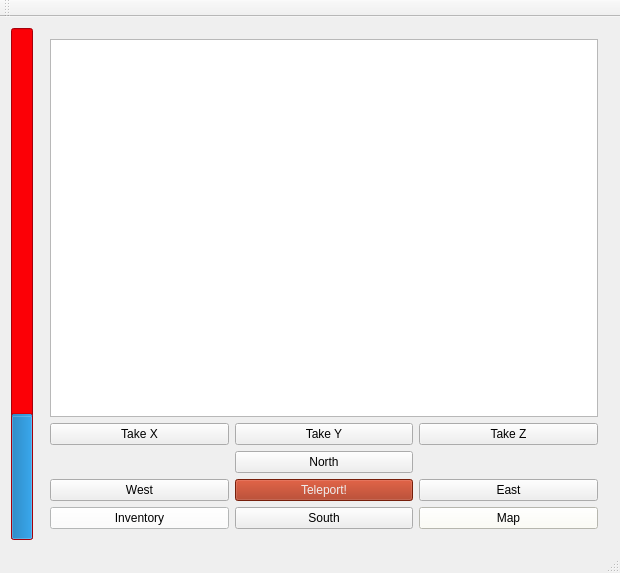
The window that zork.ui (NiallDillane/CS4076-Event-Driven-Programming) describes before a commit, drawn with Qt 5.
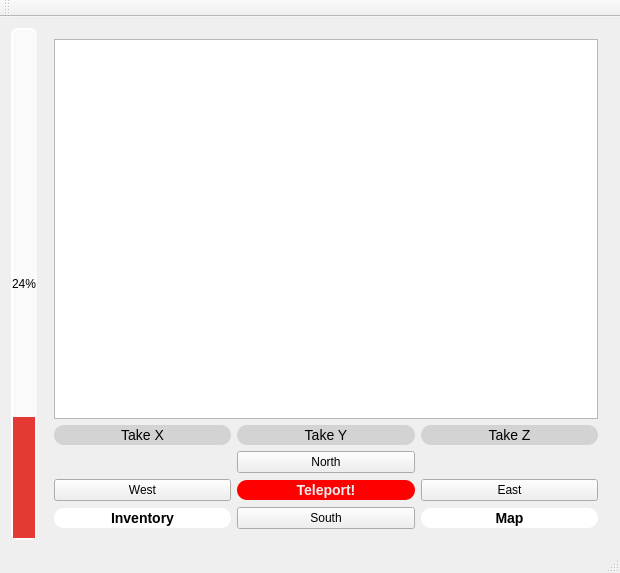
The same window after the commit.

Commit message: UI tweaks, week09 mostly complete

What changed in the file:
```diff
--- a/zork.ui
+++ b/zork.ui
@@ -17,6 +17,12 @@
    <layout class="QHBoxLayout" name="horizontalLayout">
     <item>
      <widget class="QProgressBar" name="healthBar">
+      <property name="minimumSize">
+       <size>
+        <width>0</width>
+        <height>0</height>
+       </size>
+      </property>
       <property name="palette">
        <palette>
         <active>
@@ -32,9 +38,9 @@
          <colorrole role="Button">
           <brush brushstyle="SolidPattern">
            <color alpha="255">
-            <red>233</red>
-            <green>0</green>
-            <blue>15</blue>
+            <red>250</red>
+            <green>250</green>
+            <blue>250</blue>
            </color>
           </brush>
          </colorrole>
@@ -104,18 +110,18 @@
          <colorrole role="Base">
           <brush brushstyle="SolidPattern">
            <color alpha="255">
-            <red>252</red>
-            <green>0</green>
-            <blue>6</blue>
+            <red>250</red>
+            <green>250</green>
+            <blue>250</blue>
            </color>
           </brush>
          </colorrole>
          <colorrole role="Window">
           <brush brushstyle="SolidPattern">
            <color alpha="255">
-            <red>233</red>
-            <green>0</green>
-            <blue>15</blue>
+            <red>250</red>
+            <green>250</green>
+            <blue>250</blue>
            </color>
           </brush>
          </colorrole>
@@ -178,9 +184,9 @@
          <colorrole role="Button">
           <brush brushstyle="SolidPattern">
            <color alpha="255">
-            <red>233</red>
-            <green>0</green>
-            <blue>15</blue>
+            <red>250</red>
+            <green>250</green>
+            <blue>250</blue>
            </color>
           </brush>
          </colorrole>
@@ -250,18 +256,18 @@
          <colorrole role="Base">
           <brush brushstyle="SolidPattern">
            <color alpha="255">
-            <red>252</red>
-            <green>0</green>
-            <blue>6</blue>
+            <red>250</red>
+            <green>250</green>
+            <blue>250</blue>
            </color>
           </brush>
          </colorrole>
          <colorrole role="Window">
           <brush brushstyle="SolidPattern">
            <color alpha="255">
-            <red>233</red>
-            <green>0</green>
-            <blue>15</blue>
+            <red>250</red>
+            <green>250</green>
+            <blue>250</blue>
            </color>
           </brush>
          </colorrole>
@@ -315,18 +321,18 @@
          <colorrole role="WindowText">
           <brush brushstyle="SolidPattern">
            <color alpha="255">
-            <red>116</red>
+            <red>0</red>
             <green>0</green>
-            <blue>7</blue>
+            <blue>0</blue>
            </color>
           </brush>
          </colorrole>
          <colorrole role="Button">
           <brush brushstyle="SolidPattern">
            <color alpha="255">
-            <red>233</red>
-            <green>0</green>
-            <blue>15</blue>
+            <red>250</red>
+            <green>250</green>
+            <blue>250</blue>
            </color>
           </brush>
          </colorrole>
@@ -369,9 +375,9 @@
          <colorrole role="Text">
           <brush brushstyle="SolidPattern">
            <color alpha="255">
-            <red>116</red>
+            <red>0</red>
             <green>0</green>
-            <blue>7</blue>
+            <blue>0</blue>
            </color>
           </brush>
          </colorrole>
@@ -387,27 +393,27 @@
          <colorrole role="ButtonText">
           <brush brushstyle="SolidPattern">
            <color alpha="255">
-            <red>116</red>
+            <red>0</red>
             <green>0</green>
-            <blue>7</blue>
+            <blue>0</blue>
            </color>
           </brush>
          </colorrole>
          <colorrole role="Base">
           <brush brushstyle="SolidPattern">
            <color alpha="255">
-            <red>233</red>
-            <green>0</green>
-            <blue>15</blue>
+            <red>250</red>
+            <green>250</green>
+            <blue>250</blue>
            </color>
           </brush>
          </colorrole>
          <colorrole role="Window">
           <brush brushstyle="SolidPattern">
            <color alpha="255">
-            <red>233</red>
-            <green>0</green>
-            <blue>15</blue>
+            <red>250</red>
+            <green>250</green>
+            <blue>250</blue>
            </color>
           </brush>
          </colorrole>
@@ -459,6 +465,21 @@
         </disabled>
        </palette>
       </property>
+      <property name="styleSheet">
+       <string notr="true">QProgressBar {
+                           background-color: #FAFAFA;
+                           color: #000;
+                           border-style: outset;
+                           border-width: 2px;
+                           border-color: #FAFAFA;
+                           border-radius: 7px;
+						text-align: center;
+}
+
+QProgressBar::chunk { 
+                           background-color: #E53935; 
+}</string>
+      </property>
       <property name="value">
        <number>24</number>
       </property>
@@ -489,7 +510,7 @@
               <color alpha="255">
                <red>255</red>
                <green>255</green>
-               <blue>244</blue>
+               <blue>255</blue>
               </color>
              </brush>
             </colorrole>
@@ -570,7 +591,7 @@
               <color alpha="255">
                <red>255</red>
                <green>255</green>
-               <blue>244</blue>
+               <blue>255</blue>
               </color>
              </brush>
             </colorrole>
@@ -635,7 +656,7 @@
               <color alpha="255">
                <red>255</red>
                <green>255</green>
-               <blue>244</blue>
+               <blue>255</blue>
               </color>
              </brush>
             </colorrole>
@@ -716,7 +737,7 @@
               <color alpha="255">
                <red>255</red>
                <green>255</green>
-               <blue>244</blue>
+               <blue>255</blue>
               </color>
              </brush>
             </colorrole>
@@ -781,7 +802,7 @@
               <color alpha="255">
                <red>255</red>
                <green>255</green>
-               <blue>244</blue>
+               <blue>255</blue>
               </color>
              </brush>
             </colorrole>
@@ -853,7 +874,7 @@
               <color alpha="255">
                <red>255</red>
                <green>255</green>
-               <blue>244</blue>
+               <blue>255</blue>
               </color>
              </brush>
             </colorrole>
@@ -862,7 +883,7 @@
               <color alpha="255">
                <red>255</red>
                <green>255</green>
-               <blue>244</blue>
+               <blue>255</blue>
               </color>
              </brush>
             </colorrole>
@@ -918,7 +939,11 @@
           <cursorShape>PointingHandCursor</cursorShape>
          </property>
          <property name="styleSheet">
-          <string notr="true"/>
+          <string notr="true">background-color: white;
+    border-radius: 10px;
+    font: bold 14px;
+    min-width: 10em;
+    padding: 2px;</string>
          </property>
          <property name="text">
           <string>Map</string>
@@ -942,9 +967,9 @@
             <colorrole role="Button">
              <brush brushstyle="SolidPattern">
               <color alpha="255">
-               <red>165</red>
-               <green>43</green>
-               <blue>15</blue>
+               <red>255</red>
+               <green>0</green>
+               <blue>0</blue>
               </color>
              </brush>
             </colorrole>
@@ -1015,17 +1040,17 @@
              <brush brushstyle="SolidPattern">
               <color alpha="255">
                <red>255</red>
-               <green>255</green>
-               <blue>255</blue>
+               <green>0</green>
+               <blue>0</blue>
               </color>
              </brush>
             </colorrole>
             <colorrole role="Window">
              <brush brushstyle="SolidPattern">
               <color alpha="255">
-               <red>165</red>
-               <green>43</green>
-               <blue>15</blue>
+               <red>255</red>
+               <green>0</green>
+               <blue>0</blue>
               </color>
              </brush>
             </colorrole>
@@ -1088,9 +1113,9 @@
             <colorrole role="Button">
              <brush brushstyle="SolidPattern">
               <color alpha="255">
-               <red>165</red>
-               <green>43</green>
-               <blue>15</blue>
+               <red>255</red>
+               <green>0</green>
+               <blue>0</blue>
               </color>
              </brush>
             </colorrole>
@@ -1161,17 +1186,17 @@
              <brush brushstyle="SolidPattern">
               <color alpha="255">
                <red>255</red>
-               <green>255</green>
-               <blue>255</blue>
+               <green>0</green>
+               <blue>0</blue>
               </color>
              </brush>
             </colorrole>
             <colorrole role="Window">
              <brush brushstyle="SolidPattern">
               <color alpha="255">
-               <red>165</red>
-               <green>43</green>
-               <blue>15</blue>
+               <red>255</red>
+               <green>0</green>
+               <blue>0</blue>
               </color>
              </brush>
             </colorrole>
@@ -1234,9 +1259,9 @@
             <colorrole role="Button">
              <brush brushstyle="SolidPattern">
               <color alpha="255">
-               <red>165</red>
-               <green>43</green>
-               <blue>15</blue>
+               <red>255</red>
+               <green>0</green>
+               <blue>0</blue>
               </color>
              </brush>
             </colorrole>
@@ -1306,18 +1331,18 @@
             <colorrole role="Base">
              <brush brushstyle="SolidPattern">
               <color alpha="255">
-               <red>165</red>
-               <green>43</green>
-               <blue>15</blue>
+               <red>255</red>
+               <green>0</green>
+               <blue>0</blue>
               </color>
              </brush>
             </colorrole>
             <colorrole role="Window">
              <brush brushstyle="SolidPattern">
               <color alpha="255">
-               <red>165</red>
-               <green>43</green>
-               <blue>15</blue>
+               <red>255</red>
+               <green>0</green>
+               <blue>0</blue>
               </color>
              </brush>
             </colorrole>
@@ -1372,6 +1397,13 @@
          <property name="cursor">
           <cursorShape>PointingHandCursor</cursorShape>
          </property>
+         <property name="styleSheet">
+          <string notr="true">background-color: red;
+    border-radius: 10px;
+    font: bold 14px;
+    min-width: 10em;
+    padding: 2px;</string>
+         </property>
          <property name="text">
           <string>Teleport!</string>
          </property>
@@ -1382,6 +1414,17 @@
          <property name="enabled">
           <bool>true</bool>
          </property>
+         <property name="cursor">
+          <cursorShape>PointingHandCursor</cursorShape>
+         </property>
+         <property name="styleSheet">
+          <string notr="true">background-color: lightgrey;
+color:  black;
+    border-radius: 10px;
+    font: 14px;
+    min-width: 10em;
+    padding: 2px;</string>
+         </property>
          <property name="text">
           <string>Take X</string>
          </property>
@@ -1412,6 +1455,17 @@
          <property name="enabled">
           <bool>true</bool>
          </property>
+         <property name="cursor">
+          <cursorShape>PointingHandCursor</cursorShape>
+         </property>
+         <property name="styleSheet">
+          <string notr="true">background-color: lightgrey;
+color:  black;
+    border-radius: 10px;
+    font: 14px;
+    min-width: 10em;
+    padding: 2px;</string>
+         </property>
          <property name="text">
           <string>Take Z</string>
          </property>
@@ -1422,6 +1476,17 @@
          <property name="enabled">
           <bool>true</bool>
          </property>
+         <property name="cursor">
+          <cursorShape>PointingHandCursor</cursorShape>
+         </property>
+         <property name="styleSheet">
+          <string notr="true">background-color: lightgrey;
+color:  black;
+    border-radius: 10px;
+    font: 14px;
+    min-width: 10em;
+    padding: 2px;</string>
+         </property>
          <property name="text">
           <string>Take Y</string>
          </property>
@@ -1464,7 +1529,7 @@
             <colorrole role="Button">
              <brush brushstyle="SolidPattern">
               <color alpha="255">
-               <red>252</red>
+               <red>255</red>
                <green>255</green>
                <blue>255</blue>
               </color>
@@ -1545,7 +1610,7 @@
             <colorrole role="Window">
              <brush brushstyle="SolidPattern">
               <color alpha="255">
-               <red>252</red>
+               <red>255</red>
                <green>255</green>
                <blue>255</blue>
               </color>
@@ -1610,7 +1675,7 @@
             <colorrole role="Button">
              <brush brushstyle="SolidPattern">
               <color alpha="255">
-               <red>252</red>
+               <red>255</red>
                <green>255</green>
                <blue>255</blue>
               </color>
@@ -1691,7 +1756,7 @@
             <colorrole role="Window">
              <brush brushstyle="SolidPattern">
               <color alpha="255">
-               <red>252</red>
+               <red>255</red>
                <green>255</green>
                <blue>255</blue>
               </color>
@@ -1756,7 +1821,7 @@
             <colorrole role="Button">
              <brush brushstyle="SolidPattern">
               <color alpha="255">
-               <red>252</red>
+               <red>255</red>
                <green>255</green>
                <blue>255</blue>
               </color>
@@ -1828,7 +1893,7 @@
             <colorrole role="Base">
              <brush brushstyle="SolidPattern">
               <color alpha="255">
-               <red>252</red>
+               <red>255</red>
                <green>255</green>
                <blue>255</blue>
               </color>
@@ -1837,7 +1902,7 @@
             <colorrole role="Window">
              <brush brushstyle="SolidPattern">
               <color alpha="255">
-               <red>252</red>
+               <red>255</red>
                <green>255</green>
                <blue>255</blue>
               </color>
@@ -1891,6 +1956,16 @@
            </disabled>
           </palette>
          </property>
+         <property name="cursor">
+          <cursorShape>PointingHandCursor</cursorShape>
+         </property>
+         <property name="styleSheet">
+          <string notr="true">background-color: white;
+    border-radius: 10px;
+    font: bold 14px;
+    min-width: 10em;
+    padding: 2px;</string>
+         </property>
          <property name="text">
           <string>Inventory</string>
          </property>
```
The commit also changes 5 other files.
